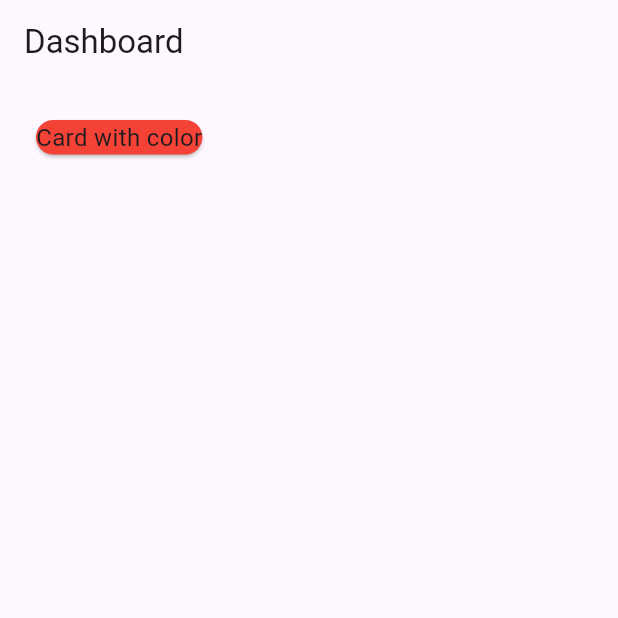
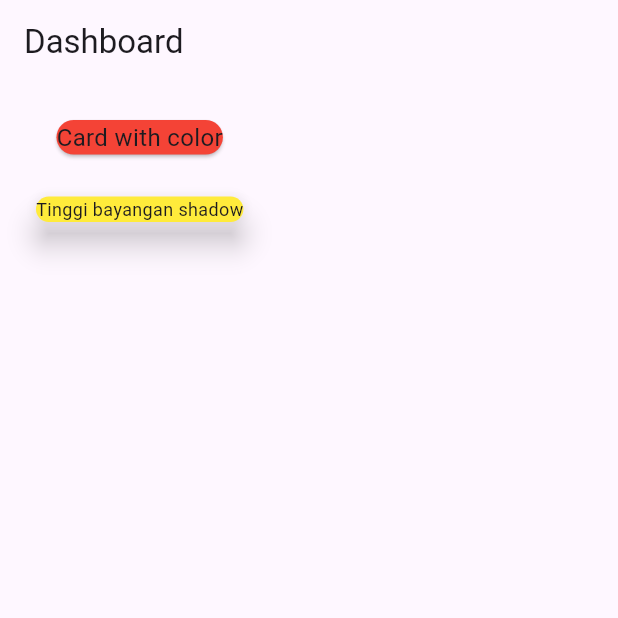
Before and after one commit to Mhmdulinnuha/Tugas-week-8-1123150002-, a Flutter app: the screen it shows after launch, on a phone screen of 412 x 824 dp, the top half of it. Run offline on Flutter 3.47's test engine with Material 3 defaults, Android fonts, the phone set to English and light mode, and no system bars.

Commit message:
menambahkan ketinggian

```diff
--- a/lib/pages/latihan1_card.dart
+++ b/lib/pages/latihan1_card.dart
@@ -18,6 +18,14 @@ class MyPages extends StatelessWidget {
               color: Colors.red,
               child: Text("Card with color", style: TextStyle(fontSize: 16.0)),
             ),
+
+            const SizedBox(height: 20),
+
+            const Card(
+              elevation: 8,
+              color: Colors.yellow,
+              child: Text("Tinggi bayangan shadow",style: TextStyle(fontSize: 12.0)),
+          ),
           ]),
         ),
       ),
```
